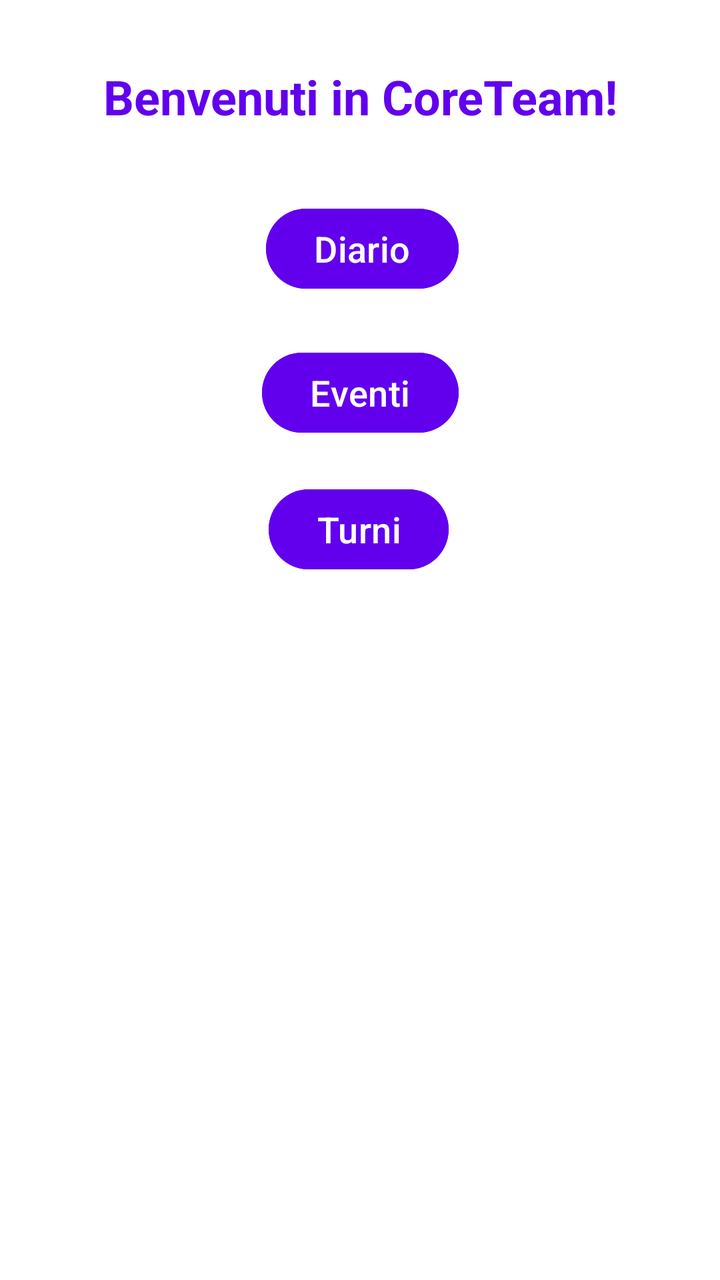
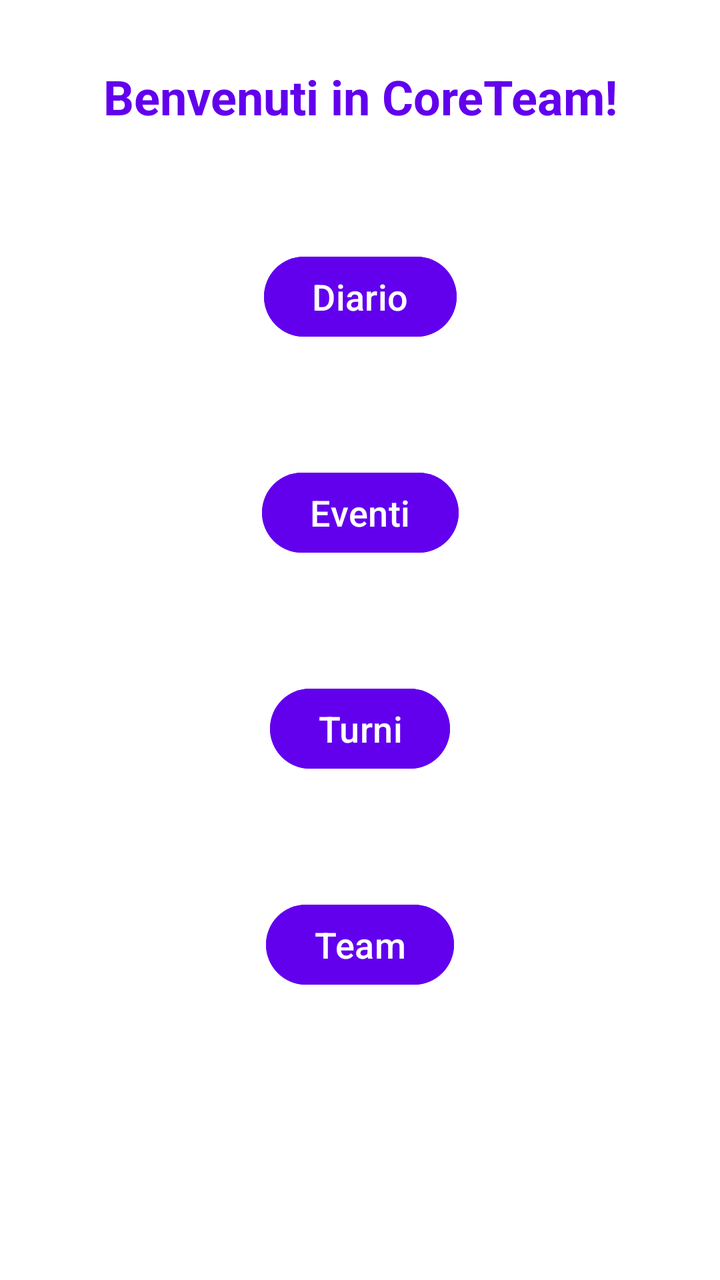

The first picture is an Android layout as it rendered before a commit; the second is the same layout after the commit. The layout source and the unified diff follow.
<!-- AndroidManifest.xml: application theme Theme.CoreTeamProject -->
<!-- res/layout/fragment_home.xml -->
<?xml version="1.0" encoding="utf-8"?>
<androidx.constraintlayout.widget.ConstraintLayout
    xmlns:android="http://schemas.android.com/apk/res/android"
    xmlns:app="http://schemas.android.com/apk/res-auto"
    android:layout_width="match_parent"
    android:layout_height="match_parent"
    android:background="@color/white">

    <TextView
        android:id="@+id/textViewHome"
        android:layout_width="wrap_content"
        android:layout_height="wrap_content"
        android:text="Benvenuti in CoreTeam!"
        android:textSize="24sp"
        android:textColor="@color/purple_500"
        android:textStyle="bold"
        android:layout_marginTop="32dp"
        app:layout_constraintTop_toTopOf="parent"
        app:layout_constraintStart_toStartOf="parent"
        app:layout_constraintEnd_toEndOf="parent" />

    <Button
        android:id="@+id/buttonDiary"
        android:layout_width="wrap_content"
        android:layout_height="wrap_content"
        android:layout_marginTop="36dp"
        android:backgroundTint="@color/purple_500"
        android:text="Diario"
        android:textColor="@color/white"
        android:textSize="18sp"
        app:layout_constraintEnd_toEndOf="parent"
        app:layout_constraintHorizontal_bias="0.504"
        app:layout_constraintStart_toStartOf="parent"
        app:layout_constraintTop_toBottomOf="@id/textViewHome" />

    <Button
        android:id="@+id/buttonEvent"
        android:layout_width="wrap_content"
        android:layout_height="wrap_content"
        android:layout_marginTop="108dp"
        android:backgroundTint="@color/purple_500"
        android:text="Eventi"
        android:textColor="@color/white"
        android:textSize="18sp"
        app:layout_constraintEnd_toEndOf="parent"
        app:layout_constraintHorizontal_bias="0.501"
        app:layout_constraintStart_toStartOf="parent"
        app:layout_constraintTop_toBottomOf="@id/textViewHome" />

    <Button
        android:id="@+id/buttonShift"
        android:layout_width="wrap_content"
        android:layout_height="wrap_content"
        android:layout_marginTop="168dp"
        android:layout_marginBottom="50dp"
        android:backgroundTint="@color/purple_500"
        android:text="Turni"
        android:textColor="@color/white"
        android:textSize="18sp"
        app:layout_constraintBottom_toBottomOf="parent"
        app:layout_constraintEnd_toEndOf="parent"
        app:layout_constraintHorizontal_bias="0.498"
        app:layout_constraintStart_toStartOf="parent"
        app:layout_constraintTop_toBottomOf="@id/textViewHome"
        app:layout_constraintVertical_bias="0.027" />

</androidx.constraintlayout.widget.ConstraintLayout>
<!-- resources referenced by this layout -->
<resources>
  <color name="purple_500">#6200EE</color>
  <color name="white">#FFFFFFFF</color>
  <style name="Theme.CoreTeamProject" parent="Base.Theme.CoreTeamProject" />
  <style name="Base.Theme.CoreTeamProject" parent="Theme.Material3.DayNight.NoActionBar">
          
          <item name="colorPrimary">@color/purple_500</item>
          <item name="colorPrimaryVariant">@color/purple_500</item>
          <item name="colorOnPrimary">@color/white</item>
  
          
          <item name="android:windowBackground">@color/white</item>
          <item name="colorSurface">@color/white</item>
          <item name="colorOnSurface">@color/black</item>
  
          
          <item name="android:textColor">@color/black</item>
          <item name="android:textColorPrimary">@color/black</item>
  
          
          <item name="colorPrimaryContainer">@color/purple_500</item>
          <item name="colorOnPrimaryContainer">@color/white</item>
      </style>
  <color name="black">#FF000000</color>
</resources>

<!-- the commit's change to res/layout/fragment_home.xml (unified diff, before → after) -->
@@ -19,49 +19,60 @@
         app:layout_constraintStart_toStartOf="parent"
         app:layout_constraintEnd_toEndOf="parent" />
 
+    
     <Button
         android:id="@+id/buttonDiary"
         android:layout_width="wrap_content"
         android:layout_height="wrap_content"
-        android:layout_marginTop="36dp"
+        android:layout_marginTop="60dp"
         android:backgroundTint="@color/purple_500"
         android:text="Diario"
         android:textColor="@color/white"
         android:textSize="18sp"
-        app:layout_constraintEnd_toEndOf="parent"
-        app:layout_constraintHorizontal_bias="0.504"
+        app:layout_constraintTop_toBottomOf="@id/textViewHome"
         app:layout_constraintStart_toStartOf="parent"
-        app:layout_constraintTop_toBottomOf="@id/textViewHome" />
+        app:layout_constraintEnd_toEndOf="parent" />
 
+    
     <Button
         android:id="@+id/buttonEvent"
         android:layout_width="wrap_content"
         android:layout_height="wrap_content"
-        android:layout_marginTop="108dp"
+        android:layout_marginTop="60dp"
         android:backgroundTint="@color/purple_500"
         android:text="Eventi"
         android:textColor="@color/white"
         android:textSize="18sp"
-        app:layout_constraintEnd_toEndOf="parent"
-        app:layout_constraintHorizontal_bias="0.501"
+        app:layout_constraintTop_toBottomOf="@id/buttonDiary"
         app:layout_constraintStart_toStartOf="parent"
-        app:layout_constraintTop_toBottomOf="@id/textViewHome" />
+        app:layout_constraintEnd_toEndOf="parent" />
 
+    
     <Button
         android:id="@+id/buttonShift"
         android:layout_width="wrap_content"
         android:layout_height="wrap_content"
-        android:layout_marginTop="168dp"
-        android:layout_marginBottom="50dp"
+        android:layout_marginTop="60dp"
         android:backgroundTint="@color/purple_500"
         android:text="Turni"
         android:textColor="@color/white"
         android:textSize="18sp"
-        app:layout_constraintBottom_toBottomOf="parent"
-        app:layout_constraintEnd_toEndOf="parent"
-        app:layout_constraintHorizontal_bias="0.498"
+        app:layout_constraintTop_toBottomOf="@id/buttonEvent"
         app:layout_constraintStart_toStartOf="parent"
-        app:layout_constraintTop_toBottomOf="@id/textViewHome"
-        app:layout_constraintVertical_bias="0.027" />
+        app:layout_constraintEnd_toEndOf="parent" />
+
+    
+    <Button
+        android:id="@+id/buttonTeam"
+        android:layout_width="wrap_content"
+        android:layout_height="wrap_content"
+        android:layout_marginTop="60dp"
+        android:backgroundTint="@color/purple_500"
+        android:text="Team"
+        android:textColor="@color/white"
+        android:textSize="18sp"
+        app:layout_constraintTop_toBottomOf="@id/buttonShift"
+        app:layout_constraintStart_toStartOf="parent"
+        app:layout_constraintEnd_toEndOf="parent" />
 
 </androidx.constraintlayout.widget.ConstraintLayout>
